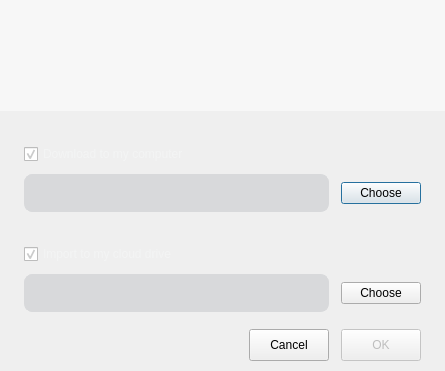
Before: the Qt Designer form src/MEGASync/gui/ui/ImportMegaLinksDialog.ui in meganz/MEGAsync, drawn with Qt 5.
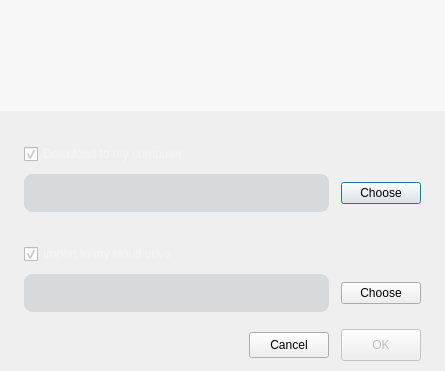
After: the same form once the commit is applied.

Commit message: Add default button value

The edit to the form file:
```diff
--- a/src/MEGASync/gui/ui/ImportMegaLinksDialog.ui
+++ b/src/MEGASync/gui/ui/ImportMegaLinksDialog.ui
@@ -395,13 +395,13 @@
         <property name="minimumSize">
          <size>
           <width>0</width>
-          <height>32</height>
+          <height>26</height>
          </size>
         </property>
         <property name="maximumSize">
          <size>
           <width>16777215</width>
-          <height>32</height>
+          <height>26</height>
          </size>
         </property>
         <property name="text">
```
